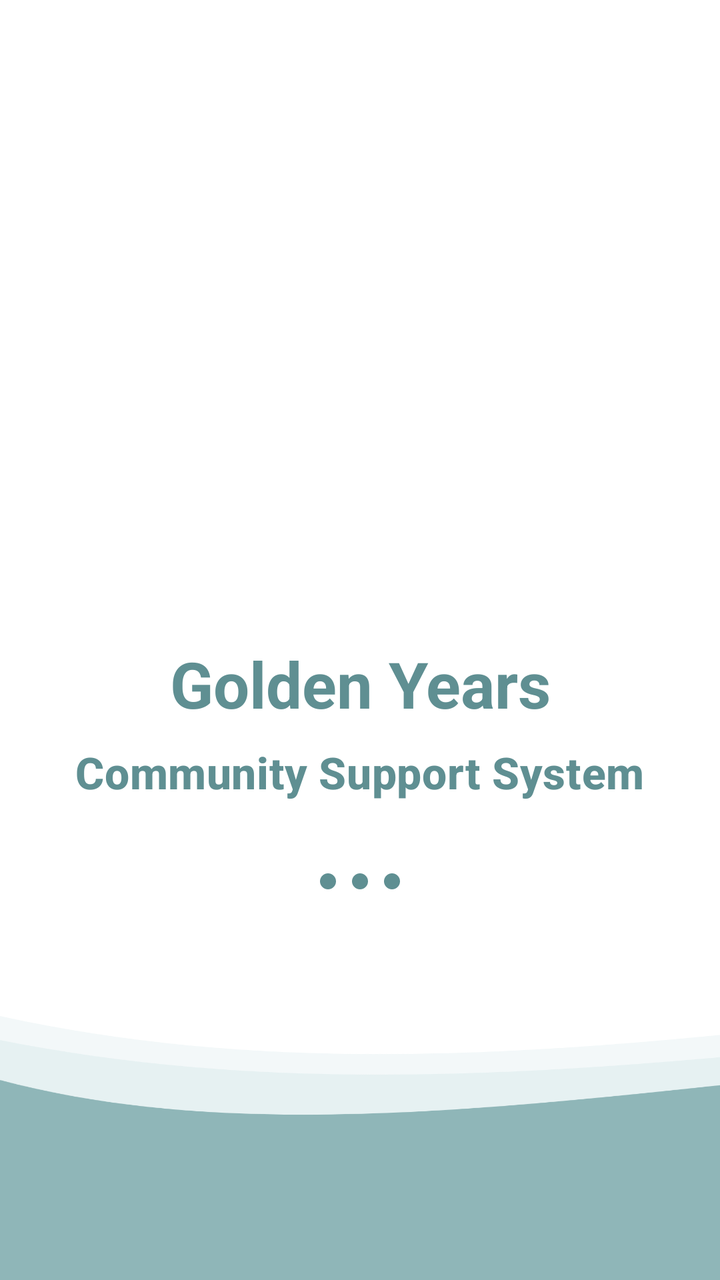
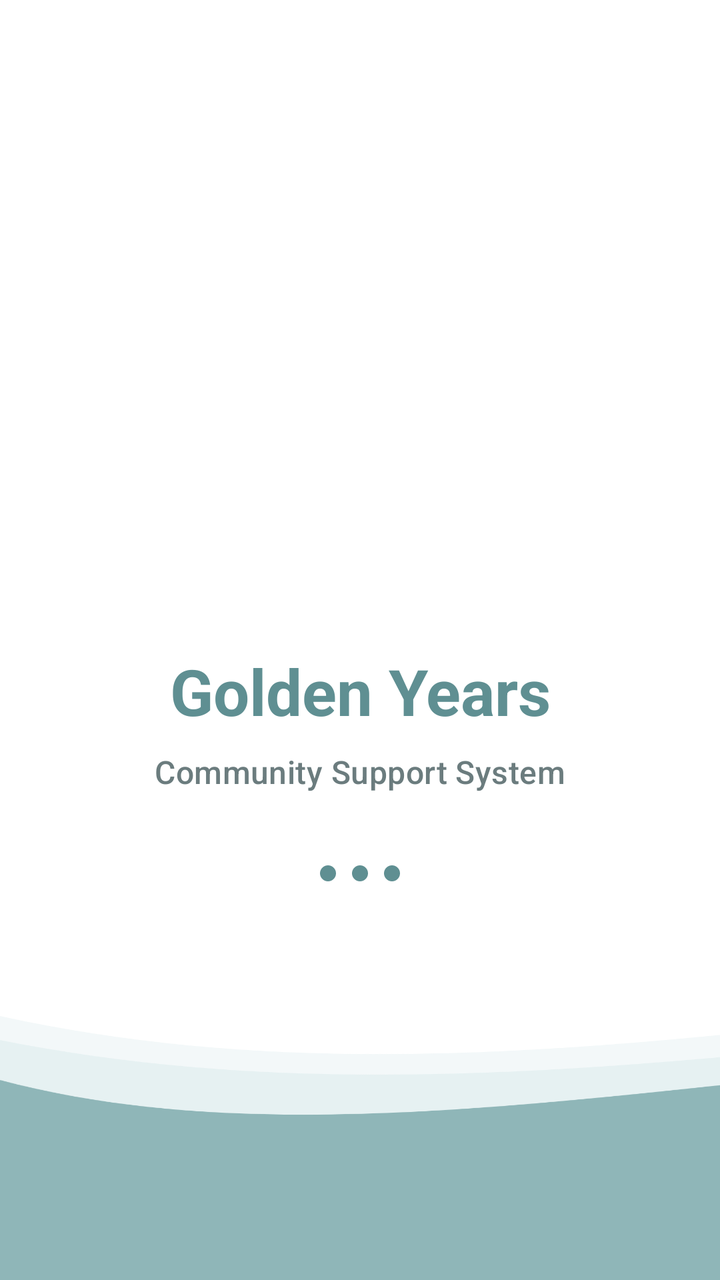

Compare the two renders of this Android layout. The source of the first and the diff that turns it into the second are given below.
<!-- AndroidManifest.xml: activity theme Theme.Gycss2.Splash -->
<!-- res/layout/activity_main.xml -->
<?xml version="1.0" encoding="utf-8"?>
<androidx.constraintlayout.widget.ConstraintLayout xmlns:android="http://schemas.android.com/apk/res/android"
    xmlns:app="http://schemas.android.com/apk/res-auto"
    xmlns:tools="http://schemas.android.com/tools"
    android:id="@+id/main"
    android:layout_width="match_parent"
    android:layout_height="match_parent"
    android:background="@color/white"
    tools:context=".MainActivity">

    <ImageView
        android:id="@+id/iv_logo"
        android:layout_width="140dp"
        android:layout_height="140dp"
        android:src="@mipmap/ic_launcher_round"
        app:layout_constraintBottom_toTopOf="@+id/tv_title"
        app:layout_constraintEnd_toEndOf="parent"
        app:layout_constraintStart_toStartOf="parent"
        app:layout_constraintTop_toTopOf="parent"
        app:layout_constraintVertical_bias="0.45"
        app:layout_constraintVertical_chainStyle="packed" />

    <TextView
        android:id="@+id/tv_title"
        android:layout_width="wrap_content"
        android:layout_height="wrap_content"
        android:layout_marginTop="24dp"
        android:text="Golden Years"
        android:textAppearance="?attr/textAppearanceHeadlineLarge"
        android:textColor="?attr/colorPrimary"
        android:textStyle="bold"
        app:layout_constraintBottom_toTopOf="@+id/tv_subtitle"
        app:layout_constraintEnd_toEndOf="parent"
        app:layout_constraintStart_toStartOf="parent"
        app:layout_constraintTop_toBottomOf="@+id/iv_logo" />

    <TextView
        android:id="@+id/tv_subtitle"
        android:layout_width="wrap_content"
        android:layout_height="wrap_content"
        android:layout_marginTop="8dp"
        android:textSize="22dp"
        android:textStyle="bold"
        android:textColor="?attr/colorPrimary"
        android:text="Community Support System"
        android:textAppearance="?attr/textAppearanceTitleMedium"

        app:layout_constraintBottom_toTopOf="@+id/ll_loading"
        app:layout_constraintEnd_toEndOf="parent"
        app:layout_constraintStart_toStartOf="parent"
        app:layout_constraintTop_toBottomOf="@+id/tv_title" />

    <LinearLayout
        android:id="@+id/ll_loading"
        android:layout_width="wrap_content"
        android:layout_height="wrap_content"
        android:orientation="horizontal"
        android:layout_marginTop="32dp"
        app:layout_constraintBottom_toBottomOf="parent"
        app:layout_constraintTop_toBottomOf="@+id/tv_subtitle"
        app:layout_constraintStart_toStartOf="parent"
        app:layout_constraintEnd_toEndOf="parent">

        <View
            android:id="@+id/dot1"
            android:layout_width="8dp"
            android:layout_height="8dp"
            android:layout_margin="4dp"
            android:background="@drawable/dot_bg"/>
        <View
            android:id="@+id/dot2"
            android:layout_width="8dp"
            android:layout_height="8dp"
            android:layout_margin="4dp"
            android:background="@drawable/dot_bg"/>
        <View
            android:id="@+id/dot3"
            android:layout_width="8dp"
            android:layout_height="8dp"
            android:layout_margin="4dp"
            android:background="@drawable/dot_bg"/>
    </LinearLayout>

    <ImageView
        android:id="@+id/iv_wave_back"
        android:layout_width="1200dp"
        android:layout_height="220dp"
        android:src="@drawable/splash_wave_refined"
        android:scaleType="fitXY"
        android:alpha="0.5"
        app:layout_constraintBottom_toBottomOf="parent"
        app:layout_constraintStart_toStartOf="parent" />

    <ImageView
        android:id="@+id/iv_wave_front"
        android:layout_width="1200dp"
        android:layout_height="200dp"
        android:src="@drawable/splash_wave_refined"
        android:scaleType="fitXY"
        app:layout_constraintBottom_toBottomOf="parent"
        app:layout_constraintStart_toStartOf="parent" />

</androidx.constraintlayout.widget.ConstraintLayout>
<!-- resources referenced by this layout -->
<resources>
  <color name="white">#FFFFFF</color>
  <!-- drawable dot_bg (drawable) -->
  <?xml version="1.0" encoding="utf-8"?>
  <shape xmlns:android="http://schemas.android.com/apk/res/android"
      android:shape="oval">
      <solid android:color="@color/primary_teal" />
  </shape>
  <!-- drawable splash_wave_refined (drawable) -->
  <?xml version="1.0" encoding="utf-8"?>
  <vector xmlns:android="http://schemas.android.com/apk/res/android"
      android:width="800dp"
      android:height="200dp"
      android:viewportWidth="800"
      android:viewportHeight="200">
      <path
          android:fillColor="@color/very_light_teal"
          android:pathData="M0,80 C200,140 400,20 600,80 C700,110 800,90 800,90 L800,200 L0,200 Z" />
      <path
          android:fillColor="@color/light_teal"
          android:alpha="0.5"
          android:pathData="M0,100 C150,160 350,40 550,100 C650,130 800,110 800,110 L800,200 L0,200 Z" />
  </vector>
  <!-- mipmap ic_launcher_round (mipmap-anydpi-v26) -->
  <?xml version="1.0" encoding="utf-8"?>
  <adaptive-icon xmlns:android="http://schemas.android.com/apk/res/android">
      <background android:drawable="@drawable/ic_launcher_background"/>
      <foreground android:drawable="@mipmap/ic_launcher_foreground"/>
  </adaptive-icon>
  <style name="Theme.Gycss2.Splash" parent="Theme.Gycss2">
          <item name="android:windowExitAnimation">@android:anim/fade_out</item>
      </style>
  <color name="primary_teal">#5F8F92</color>
  <color name="very_light_teal">#E6F1F2</color>
  <color name="light_teal">#8FB6B8</color>
  <!-- drawable ic_launcher_background (drawable) -->
  <?xml version="1.0" encoding="utf-8"?>
  <vector
      android:height="108dp"
      android:width="108dp"
      android:viewportHeight="108"
      android:viewportWidth="108"
      xmlns:android="http://schemas.android.com/apk/res/android">
      <path android:fillColor="#FFFFFF"
            android:pathData="M0,0h108v108h-108z"/>
  </vector>
  <style name="Theme.Gycss2" parent="Base.Theme.Gycss2" />
  <style name="Base.Theme.Gycss2" parent="Theme.Material3.DayNight.NoActionBar">
          
          <item name="colorPrimary">@color/primary_teal</item>
          <item name="colorOnPrimary">@color/white</item>
          <item name="colorPrimaryContainer">@color/light_teal</item>
          <item name="colorOnPrimaryContainer">@color/primary_text</item>
          
          <item name="colorSecondary">@color/dark_teal</item>
          <item name="colorOnSecondary">@color/white</item>
          <item name="colorSecondaryContainer">@color/very_light_teal</item>
          <item name="colorOnSecondaryContainer">@color/primary_text</item>
  
          <item name="colorTertiary">@color/success_green</item>
          <item name="colorOnTertiary">@color/white</item>
  
          
          <item name="android:windowBackground">@color/white</item>
          <item name="colorSurface">@color/white</item>
          <item name="colorOnSurface">@color/primary_text</item>
          <item name="colorSurfaceVariant">@color/off_white</item>
          <item name="colorOnSurfaceVariant">@color/secondary_text</item>
          <item name="colorOutlineVariant">@color/divider_gray</item>
          
          
          <item name="android:statusBarColor">@color/primary_teal</item>
          <item name="android:windowLightStatusBar">false</item>
      </style>
  <color name="primary_text">#2F3A3B</color>
  <color name="dark_teal">#4E7F83</color>
  <color name="success_green">#4CAF50</color>
  <color name="off_white">#F5F7F8</color>
  <color name="secondary_text">#6B7C7E</color>
  <color name="divider_gray">#E0E4E7</color>
</resources>

<!-- the commit's change to res/layout/activity_main.xml (unified diff, before → after) -->
@@ -27,7 +27,7 @@
         android:layout_marginTop="24dp"
         android:text="Golden Years"
         android:textAppearance="?attr/textAppearanceHeadlineLarge"
-        android:textColor="?attr/colorPrimary"
+        android:textColor="@color/primary_teal"
         android:textStyle="bold"
         app:layout_constraintBottom_toTopOf="@+id/tv_subtitle"
         app:layout_constraintEnd_toEndOf="parent"
@@ -39,12 +39,9 @@
         android:layout_width="wrap_content"
         android:layout_height="wrap_content"
         android:layout_marginTop="8dp"
-        android:textSize="22dp"
-        android:textStyle="bold"
-        android:textColor="?attr/colorPrimary"
         android:text="Community Support System"
         android:textAppearance="?attr/textAppearanceTitleMedium"
-
+        android:textColor="?attr/colorOnSurfaceVariant"
         app:layout_constraintBottom_toTopOf="@+id/ll_loading"
         app:layout_constraintEnd_toEndOf="parent"
         app:layout_constraintStart_toStartOf="parent"
